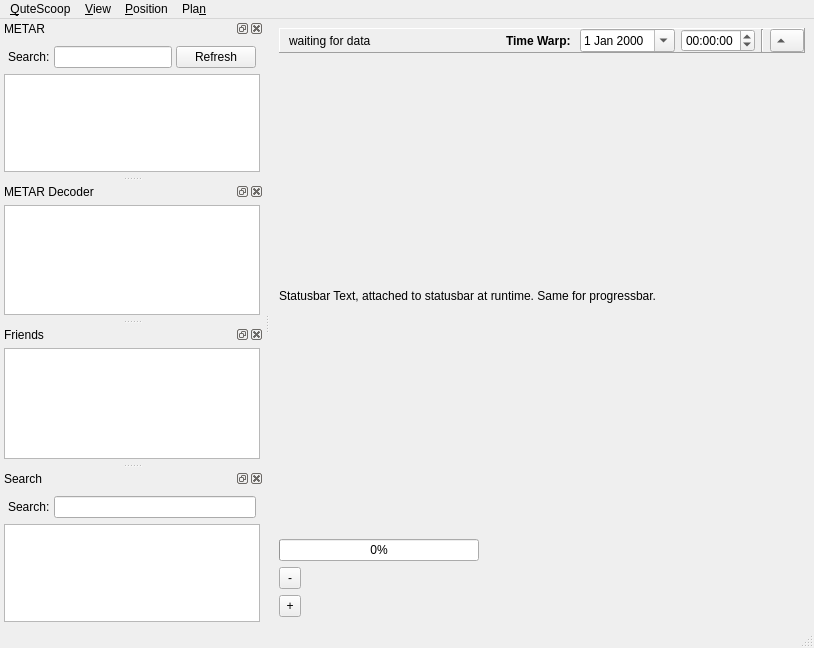
qutescoop/qutescoop, file branches/jonas_stable/QuteScoop/gui/MainWindow.ui: the form before one commit.
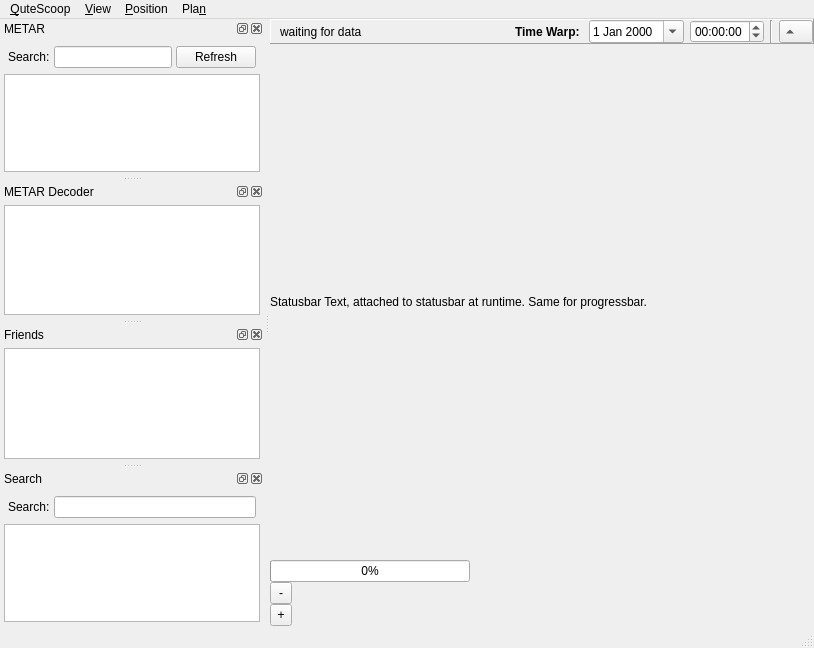
The form after the commit. Icons and pictures are not drawn.

```diff
--- a/branches/jonas_stable/QuteScoop/gui/MainWindow.ui
+++ b/branches/jonas_stable/QuteScoop/gui/MainWindow.ui
@@ -19,6 +19,12 @@
   </property>
   <widget class="QWidget" name="centralwidget">
    <layout class="QVBoxLayout" name="verticalLayout">
+    <property name="spacing">
+     <number>0</number>
+    </property>
+    <property name="margin">
+     <number>0</number>
+    </property>
     <item>
      <widget class="QFrame" name="framePredict">
       <property name="sizePolicy">
@@ -141,6 +147,12 @@
     </item>
     <item>
      <widget class="QToolButton" name="tbZoomOut">
+      <property name="minimumSize">
+       <size>
+        <width>22</width>
+        <height>22</height>
+       </size>
+      </property>
       <property name="maximumSize">
        <size>
         <width>22</width>
@@ -154,6 +166,12 @@
     </item>
     <item>
      <widget class="QToolButton" name="tbZoomIn">
+      <property name="minimumSize">
+       <size>
+        <width>22</width>
+        <height>22</height>
+       </size>
+      </property>
       <property name="maximumSize">
        <size>
         <width>22</width>
```
Left out of the diff: 31 changed lines with no effect on the pictures.
